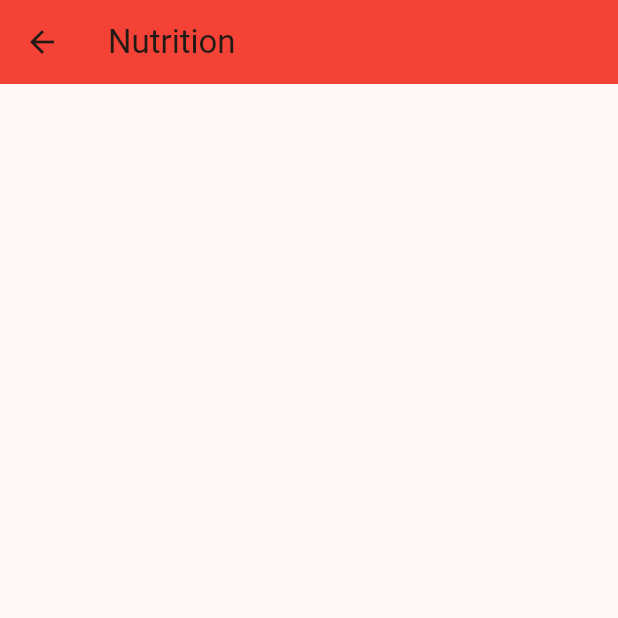
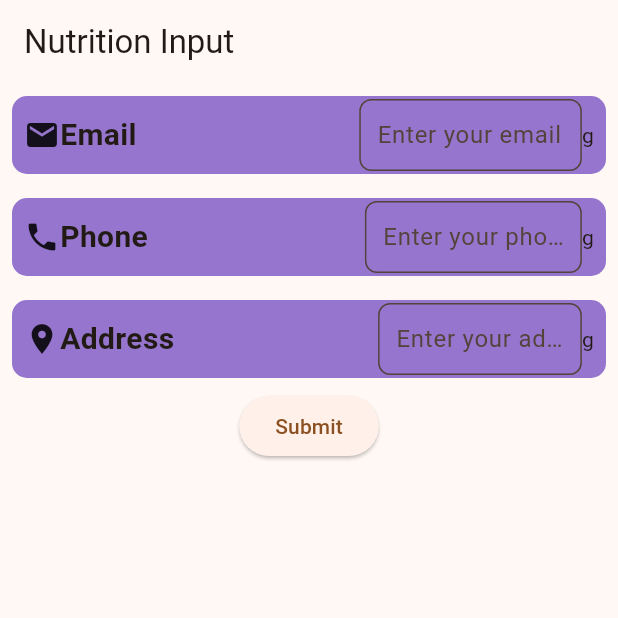
Before and after one commit to Hackathon2024v2/frontend, a Flutter app: the Nutrition screen opened directly, on a phone screen of 412 x 824 dp, the top half of it. Run offline on Flutter 3.47's test engine with Material 3 defaults, Android fonts, the phone set to English and light mode, and no system bars; our stand-ins replace get, iconsax, line_awesome_flutter, smooth_page_indicator, supabase_flutter; accounts and stored records are empty.

Commit message:
FIX - nutrition page

```diff
--- a/lib/pages/home_page.dart
+++ b/lib/pages/home_page.dart
@@ -59,7 +59,7 @@ class _MyHomePageState extends State<MyHomePage> {
           const Profile(),
           const Chat(),
           const Leaderboard(),
-          const Nutrition()
+          Nutrition()
         ][currentPageIndex],
       )
       : const OnBoardingScreen();
--- a/lib/pages/nutrition.dart
+++ b/lib/pages/nutrition.dart
@@ -1,19 +1,70 @@
 import 'package:flutter/material.dart';
 
+import '../widgets/input_with_icon.dart';
+  // Make sure to import your IconInput widget
+
 class Nutrition extends StatefulWidget {
-  const Nutrition({super.key});
-
   @override
-  State<Nutrition> createState() => _NutritionState();
+  _NutritionState createState() => _NutritionState();
 }
 
 class _NutritionState extends State<Nutrition> {
+  // Create TextEditingControllers for each field
+  final TextEditingController _controller1 = TextEditingController();
+  final TextEditingController _controller2 = TextEditingController();
+  final TextEditingController _controller3 = TextEditingController();
+
+  // Function to get the data and send it to the API
+  void sendDataToAPI() {
+    final String data1 = _controller1.text;
+    final String data2 = _controller2.text;
+    final String data3 = _controller3.text;
+
+    // Here you can call your API and pass the data
+    print("Sending data: $data1, $data2, $data3");
+    // API call logic goes here...
+  }
+
+  @override
+  void dispose() {
+    // Dispose of controllers to avoid memory leaks
+    _controller1.dispose();
+    _controller2.dispose();
+    _controller3.dispose();
+    super.dispose();
+  }
+
   @override
   Widget build(BuildContext context) {
     return Scaffold(
-      appBar: AppBar(
-        title: const Text("Nutrition"),
-        backgroundColor: Colors.red,
+      appBar: AppBar(title: Text('Nutrition Input')),
+      body: SingleChildScrollView(
+        child: Column(
+          children: [
+            IconInput(
+              icon: Icons.email,
+              label: 'Email',
+              placeholder: 'Enter your email',
+              controller: _controller1,  // Pass controller to the widget
+            ),
+            IconInput(
+              icon: Icons.phone,
+              label: 'Phone',
+              placeholder: 'Enter your phone number',
+              controller: _controller2,  // Pass controller to the widget
+            ),
+            IconInput(
+              icon: Icons.location_on,
+              label: 'Address',
+              placeholder: 'Enter your address',
+              controller: _controller3,  // Pass controller to the widget
+            ),
+            ElevatedButton(
+              onPressed: sendDataToAPI,  // Call API function when the button is pressed
+              child: Text('Submit'),
+            ),
+          ],
+        ),
       ),
     );
   }
```
